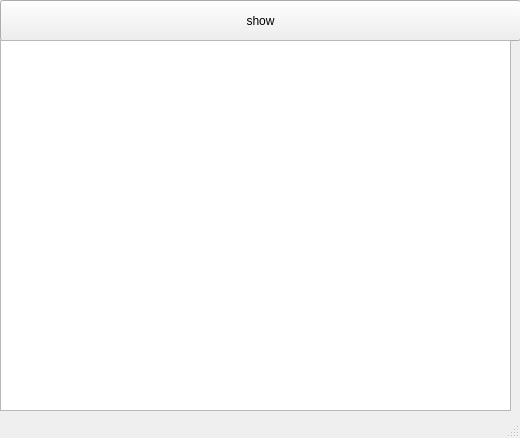
Above: main.ui from skylorun/espresso before the change. Below: the same form after it.
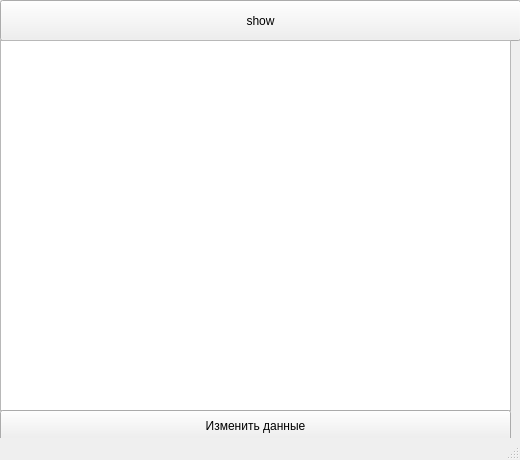
That is the form after the change.

```diff
--- a/main.ui
+++ b/main.ui
@@ -7,7 +7,7 @@
     <x>0</x>
     <y>0</y>
     <width>520</width>
-    <height>438</height>
+    <height>460</height>
    </rect>
   </property>
   <property name="windowTitle">
@@ -37,6 +37,19 @@
      </rect>
     </property>
    </widget>
+   <widget class="QPushButton" name="pushButton_2">
+    <property name="geometry">
+     <rect>
+      <x>0</x>
+      <y>410</y>
+      <width>511</width>
+      <height>31</height>
+     </rect>
+    </property>
+    <property name="text">
+     <string>Изменить данные</string>
+    </property>
+   </widget>
   </widget>
   <widget class="QStatusBar" name="statusbar"/>
  </widget>
```
